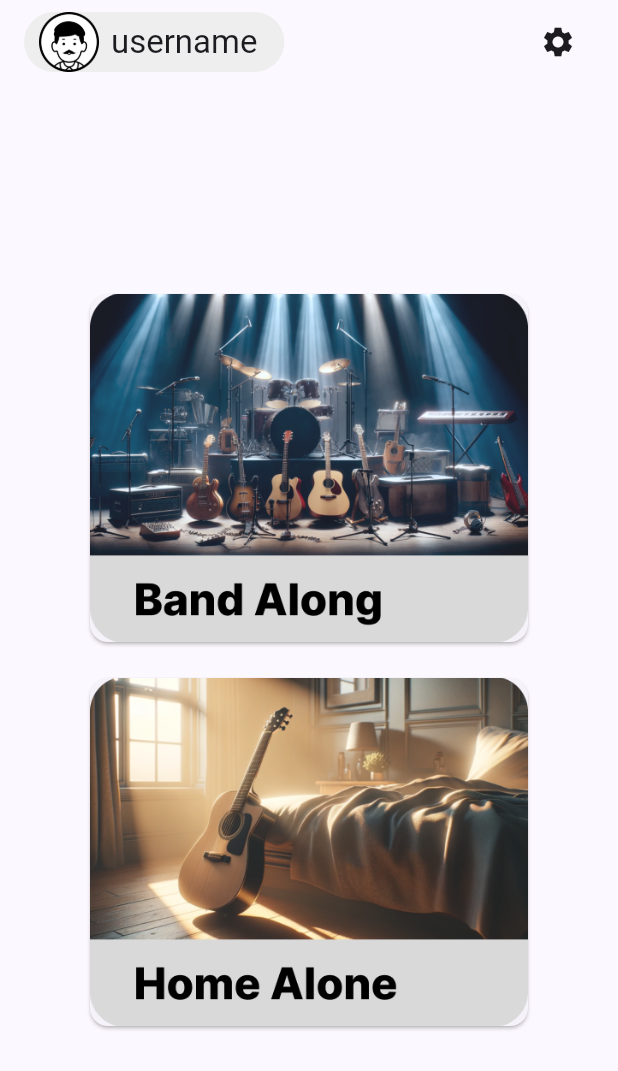
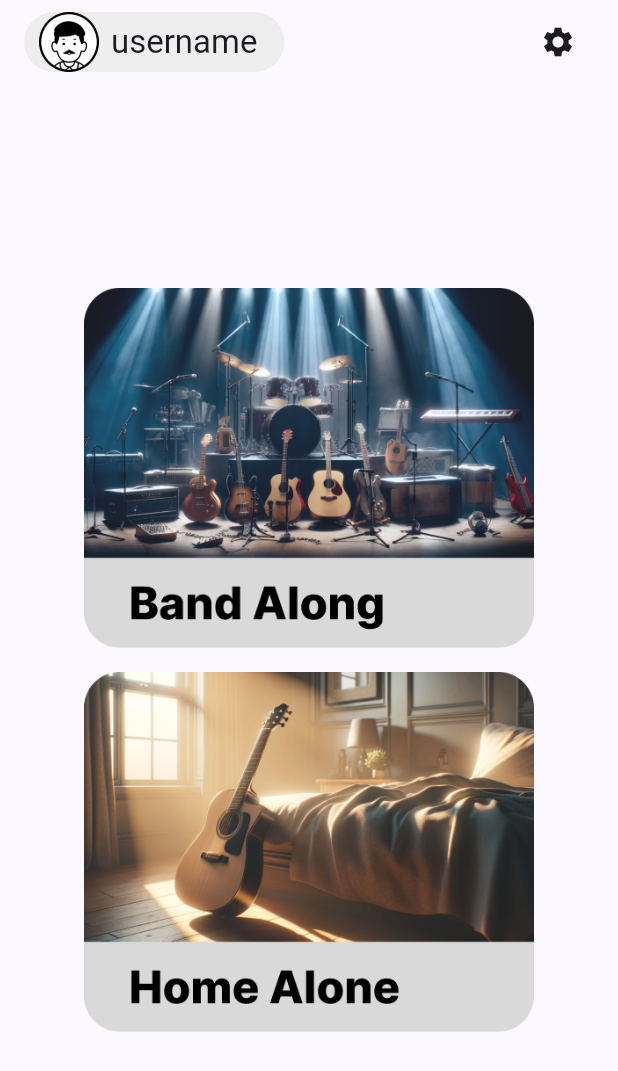
Before and after one commit to ljy2855/bflat_app, a Flutter app: the screen it shows after launch, on a phone screen of 412 x 824 dp. Shown: the top 1071 px of the screen. Run offline on Flutter 3.47's test engine with Material 3 defaults, Android fonts, the phone set to English and light mode, and no system bars; our stand-ins replace file_picker, flutter_dotenv, permission_handler; missing offline and left inert: record.

Commit message:
style: remove duplicate card style

```diff
--- a/lib/screens/home_screen.dart
+++ b/lib/screens/home_screen.dart
@@ -75,12 +75,9 @@ class HomeScreen extends StatelessWidget {
                           builder: (context) => const BandAlongScreen()),
                     );
                   },
-                  child: Card(
-                    clipBehavior: Clip.antiAlias, // 카드 모서리에 맞춰 이미지가 잘리도록 설정
                   child: Image.asset(
                     'assets/images/band_along_card.png',
                     fit: BoxFit.cover,
-                    ),
                   ),
                 ),
               ),
@@ -92,12 +89,9 @@ class HomeScreen extends StatelessWidget {
                 child: SizedBox(
                   width: 300,
                   height: 240,
-                  child: Card(
-                    clipBehavior: Clip.antiAlias,
                   child: Image.asset(
                     'assets/images/home_along_card.png',
                     fit: BoxFit.cover,
-                    ),
                   ),
                 ),
               ),
```
Lines whose indentation alone changed are shown as unchanged.
